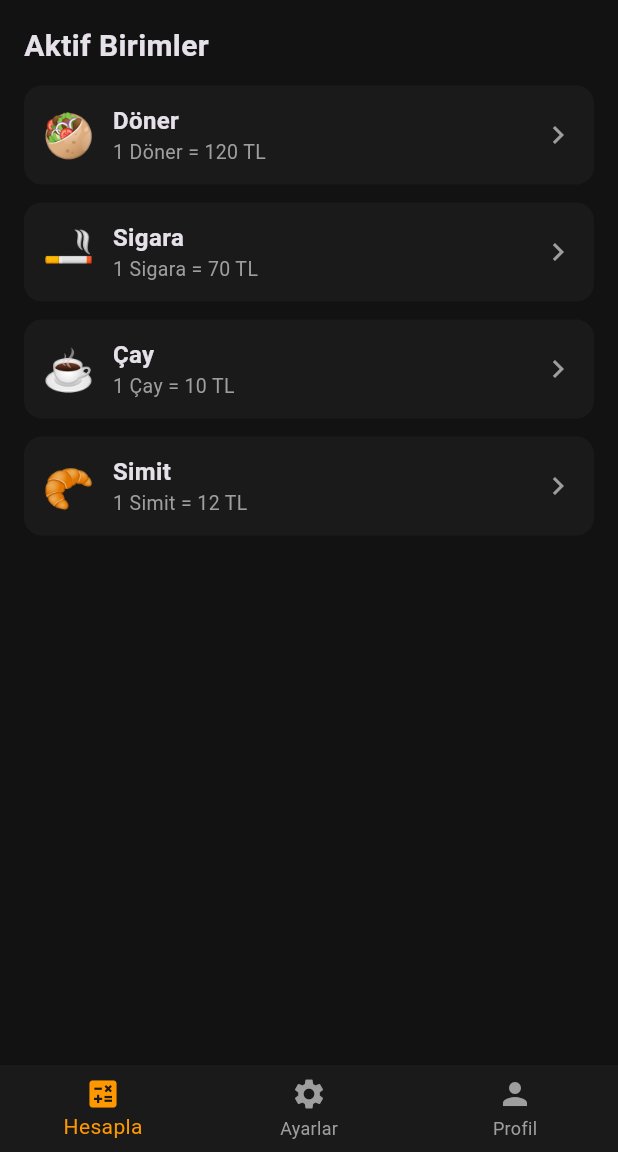
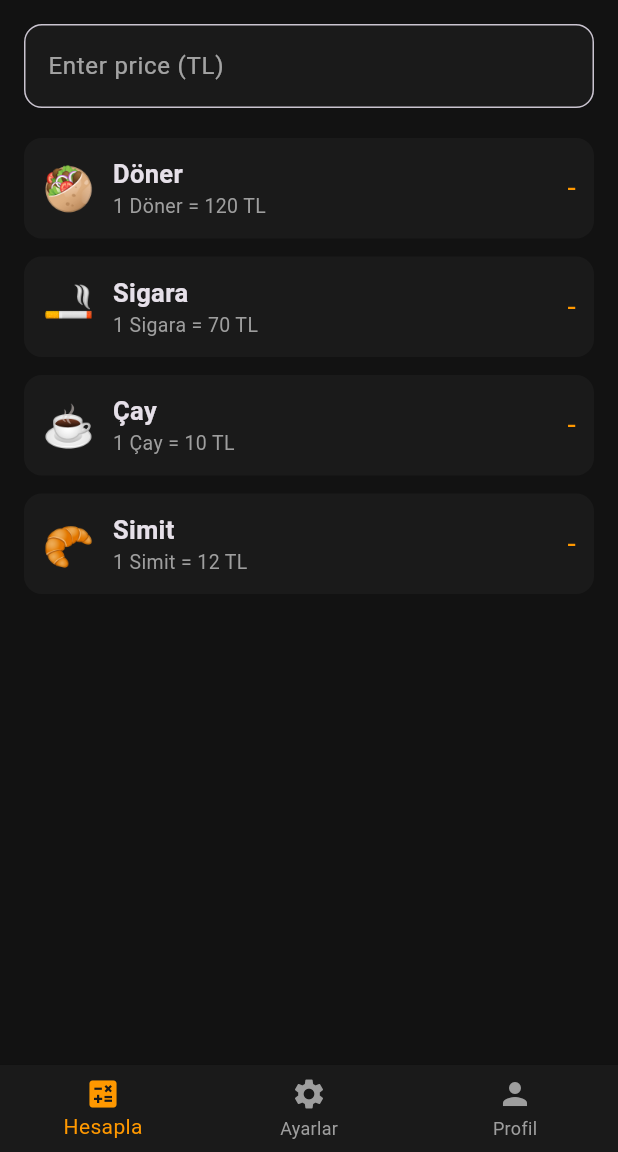
Before and after one commit to tunahan-kara/Donermatik, a Flutter app: the screen it shows after launch, after a tap on "Devam Et", on a phone screen of 412 x 824 dp, the part 84-1236 px from its top. Run offline on Flutter 3.47's test engine with Material 3 defaults, Android fonts, the phone set to English and light mode, and no system bars; our stand-ins replace shared_preferences.

Commit message:
Add Settings screen: unit toggling, price editing, and persistent storage; implement price calculator on HomeScreen

```diff
--- a/donermatik/lib/main.dart
+++ b/donermatik/lib/main.dart
@@ -124,20 +124,23 @@ class _MainNavigationState extends State<MainNavigation> {
 
   Future<void> _loadUnits() async {
     SharedPreferences prefs = await SharedPreferences.getInstance();
+
     List<String>? activeIds = prefs.getStringList("active_units");
 
-    // Eğer onboarding hiç çalışmamışsa → default birimleri yükle
-    if (activeIds == null) {
-      setState(() {
-        _units = List<UnitModel>.from(DefaultUnits.units);
-      });
-      return;
+    List<UnitModel> updated = [];
+
+    for (var unit in DefaultUnits.units) {
+      double? savedPrice = prefs.getDouble(
+        "unit_price_${unit.id}",
+      ); // kayıtlı fiyat var mı?
+
+      updated.add(
+        unit.copyWith(
+          price: savedPrice ?? unit.price,
+          isActive: activeIds?.contains(unit.id) ?? true,
+        ),
+      );
     }
-
-    // Onboarding sonucu varsa → sadece aktif olanları işaretle
-    List<UnitModel> updated = DefaultUnits.units.map((unit) {
-      return unit.copyWith(isActive: activeIds.contains(unit.id));
-    }).toList();
 
     setState(() {
       _units = updated;
--- a/donermatik/lib/screens/home_screen.dart
+++ b/donermatik/lib/screens/home_screen.dart
@@ -1,33 +1,62 @@
 import 'package:flutter/material.dart';
 import '../models/unit_model.dart';
 
-class HomeScreen extends StatelessWidget {
+class HomeScreen extends StatefulWidget {
   final List<UnitModel> units;
 
   const HomeScreen({super.key, required this.units});
 
   @override
+  State<HomeScreen> createState() => _HomeScreenState();
+}
+
+class _HomeScreenState extends State<HomeScreen> {
+  TextEditingController priceController = TextEditingController();
+  double? enteredPrice;
+
+  @override
   Widget build(BuildContext context) {
-    final activeUnits = units.where((u) => u.isActive).toList();
+    final activeUnits = widget.units.where((u) => u.isActive).toList();
 
     return Scaffold(
       appBar: AppBar(title: const Text("Dönermatik")),
       body: Padding(
         padding: const EdgeInsets.all(16),
         child: Column(
-          crossAxisAlignment: CrossAxisAlignment.start,
           children: [
-            const Text(
-              "Aktif Birimler",
-              style: TextStyle(fontSize: 20, fontWeight: FontWeight.bold),
+            // INPUT FIELD
+            TextField(
+              controller: priceController,
+              keyboardType: TextInputType.number,
+              style: const TextStyle(color: Colors.white),
+              decoration: InputDecoration(
+                hintText: "Enter price (TL)",
+                hintStyle: const TextStyle(color: Colors.white60),
+                filled: true,
+                fillColor: const Color(0xFF1A1A1A),
+                border: OutlineInputBorder(
+                  borderRadius: BorderRadius.circular(12),
+                ),
+              ),
+              onChanged: (value) {
+                setState(() {
+                  enteredPrice = double.tryParse(value);
+                });
+              },
             ),
-            const SizedBox(height: 12),
 
+            const SizedBox(height: 20),
+
+            // UNIT LIST
             Expanded(
               child: ListView.builder(
                 itemCount: activeUnits.length,
                 itemBuilder: (context, index) {
                   final unit = activeUnits[index];
+
+                  double? result = enteredPrice == null
+                      ? null
+                      : enteredPrice! / unit.price;
 
                   return Container(
                     margin: const EdgeInsets.only(bottom: 12),
@@ -52,8 +81,8 @@ class HomeScreen extends StatelessWidget {
                                 Text(
                                   unit.name,
                                   style: const TextStyle(
-                                    fontSize: 16,
-                                    fontWeight: FontWeight.w600,
+                                    fontSize: 17,
+                                    fontWeight: FontWeight.bold,
                                   ),
                                 ),
                                 Text(
@@ -67,7 +96,14 @@ class HomeScreen extends StatelessWidget {
                             ),
                           ],
                         ),
-                        const Icon(Icons.chevron_right, color: Colors.grey),
+
+                        Text(
+                          result == null ? "-" : "${result.toStringAsFixed(2)}",
+                          style: const TextStyle(
+                            fontSize: 20,
+                            color: Colors.orange,
+                          ),
+                        ),
                       ],
                     ),
                   );
```
Also changed, not shown: donermatik/lib/screens/settings_screen.dart (+116 -36 lines), donermatik/lib/utils/storage_service.dart (added, +23 -0 lines).
